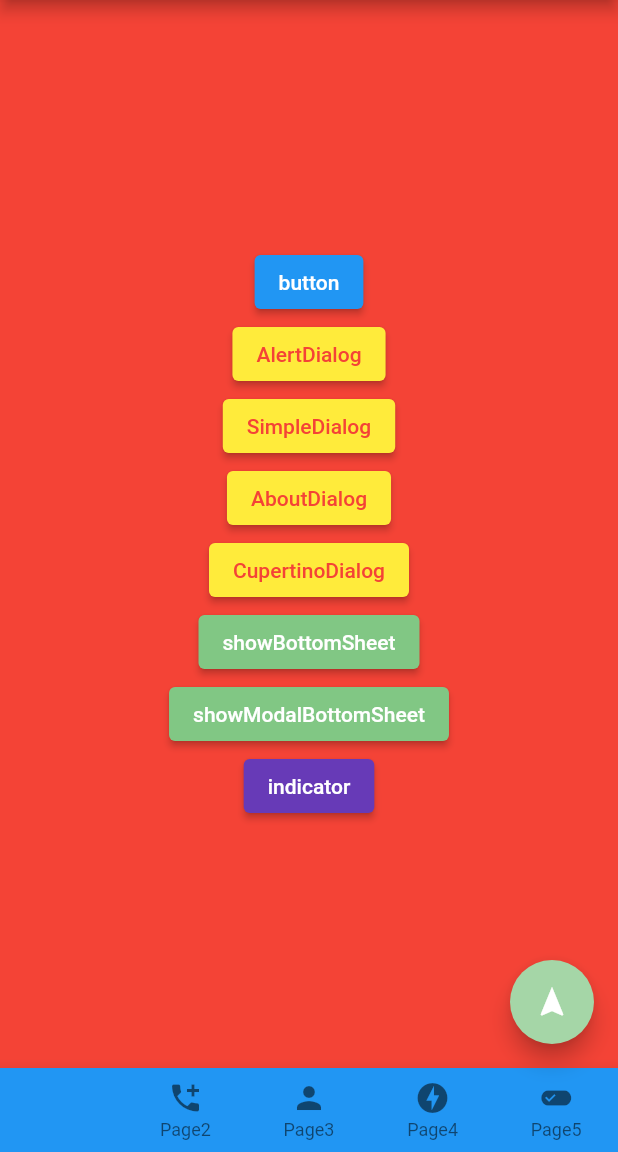
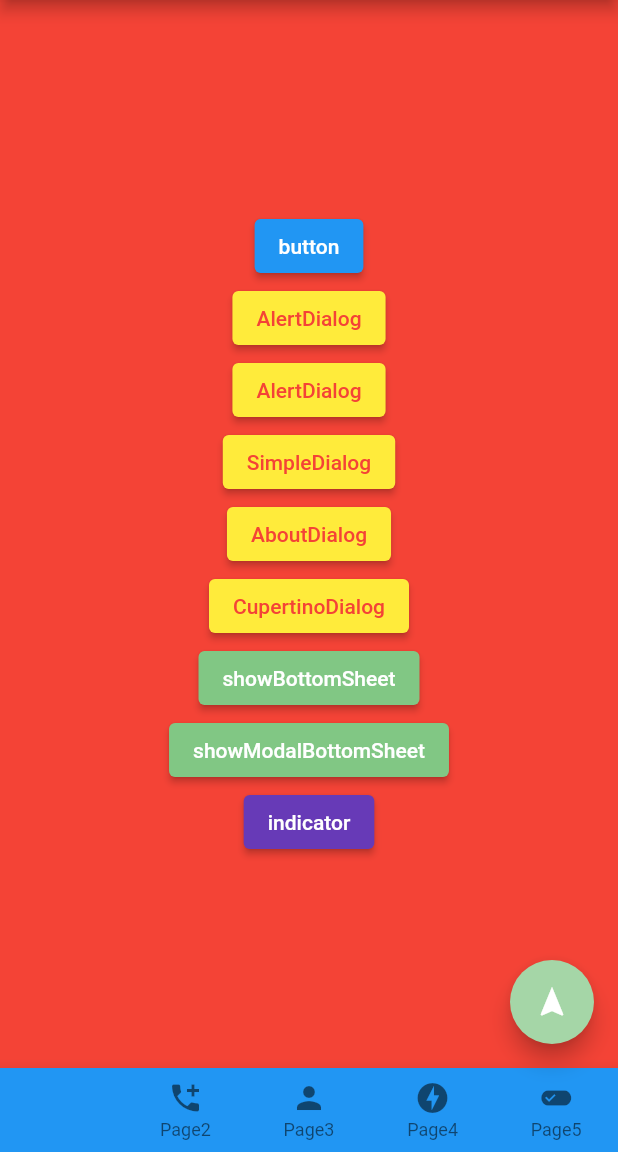
Before and after one commit to ramen2020/flutter_cheat, a Flutter app: the screen it shows after launch, on a phone screen of 412 x 824 dp, the part 84-1236 px from its top. Run offline on Flutter 3.47's test engine with Material 2 defaults, Android fonts, the phone set to English and light mode, and no system bars.

```diff
--- a/lib/screen/page1_screen.dart
+++ b/lib/screen/page1_screen.dart
@@ -3,7 +3,6 @@ import 'package:flutter/cupertino.dart';
 import './page6_screen.dart';
 
 class Page1 extends StatelessWidget {
-
   const Page1({Key key}) : super(key: key);
 
   @override
@@ -26,6 +25,7 @@ class Page1 extends StatelessWidget {
                     ));
               },
             ),
+            popUpButton(context),
             // アラート　AlertDialog
             alertDialogButton(context),
             // アラート　SimpleDialog
@@ -43,6 +43,47 @@ class Page1 extends StatelessWidget {
           ]),
     );
   }
+}
+
+Widget popUpButton(BuildContext context) {
+  return ElevatedButton(
+      child: const Text(
+        'AlertDialog',
+        style: TextStyle(
+          color: Colors.red,
+        ),
+      ),
+      style: ElevatedButton.styleFrom(
+        primary: Colors.yellow, //ボタンの背景色
+      ),
+      onPressed: () async {
+        await showDialog<void>(
+            context: context,
+            builder: (context) {
+              Column(
+                children: <Widget>[
+                  AlertDialog(
+                    title: Text("タイトル"),
+                    content: SingleChildScrollView(
+                      child: ListBody(
+                        children: <Widget>[
+                          Column(children: <Widget>[
+                            // コンテンツ
+                            Text("テストです"),
+                            Text("テストです"),
+                            Text("テストです"),
+                          ]),
+                        ],
+                      ),
+                    ),
+                    actions: <Widget>[
+                      // ボタン
+                    ],
+                  ),
+                ],
+              );
+            });
+      });
 }
 
 // アラート　AlertDialog
@@ -256,12 +297,11 @@ Widget indicatorButton(BuildContext context) {
       showGeneralDialog(
           context: context,
           barrierDismissible: false, // 画面タップで閉じるを無効
-          transitionDuration: const Duration(
-            milliseconds: 300  // フェードインアウト時間を300ms
-          ),
+          transitionDuration:
+              const Duration(milliseconds: 300 // フェードインアウト時間を300ms
+                  ),
           barrierColor: Colors.black.withOpacity(0.5), // 背景色
-          pageBuilder: (context, animation,
-            secondaryAnimation) {
+          pageBuilder: (context, animation, secondaryAnimation) {
             return const Center(
               child: CircularProgressIndicator(),
             );
```
Also changed, not shown: 1 other file.
